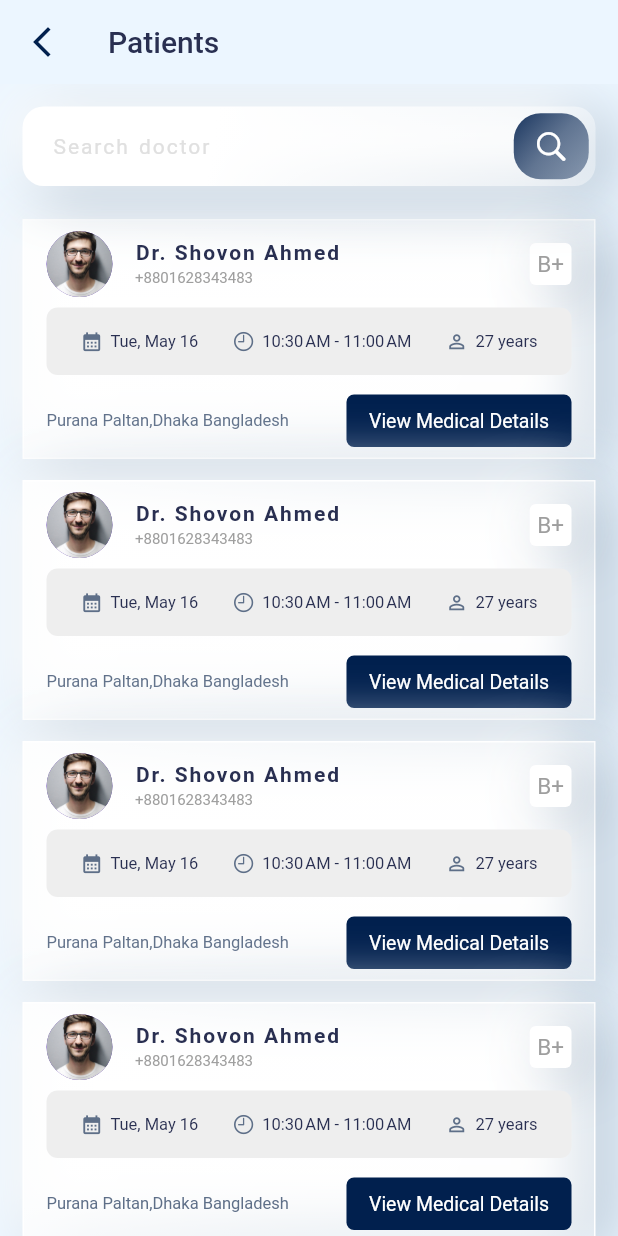
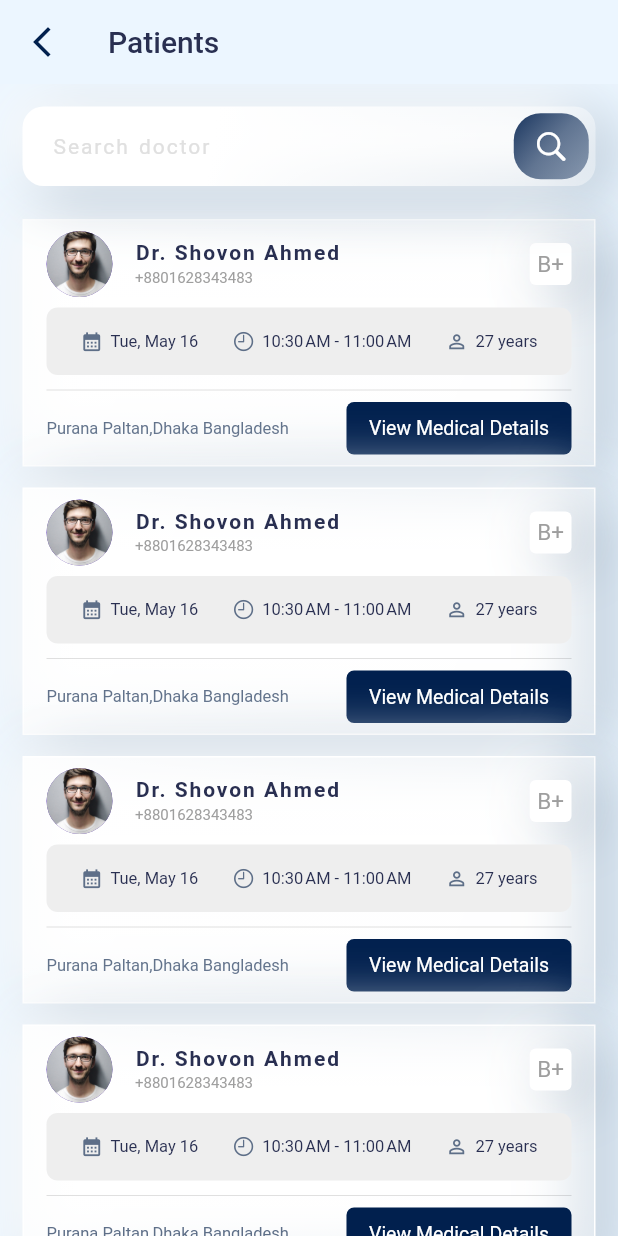
Before and after one commit to jubayer040/doctor_app, a Flutter app: the PPatientsScreen screen opened by its route, on a phone screen of 412 x 824 dp. Run offline on Flutter 3.47's test engine with Material 2 defaults, Android fonts, the phone set to English and light mode, and no system bars; our stand-ins replace calendar_timeline.

Commit message:
Update p_patient_item.dart

```diff
--- a/lib/widgets/provider_widgets/p_patient_widgts/p_patient_item.dart
+++ b/lib/widgets/provider_widgets/p_patient_widgts/p_patient_item.dart
@@ -17,7 +17,7 @@ class PPatientItem extends StatelessWidget {
     final endTime =
         DateFormat.jm().format(DateTime.now().add(const Duration(minutes: 30)));
     return Container(
-      height: 160,
+      height: 165,
       width: size.width,
       margin: const EdgeInsets.symmetric(horizontal: 15, vertical: 7),
       padding: const EdgeInsets.symmetric(horizontal: 15, vertical: 7),
@@ -49,6 +49,7 @@ class PPatientItem extends StatelessWidget {
             ),
           ),
           const Spacer(),
+          const Divider(),
           // location & view Button
           const PPItemBottomContainer(),
         ],
```
